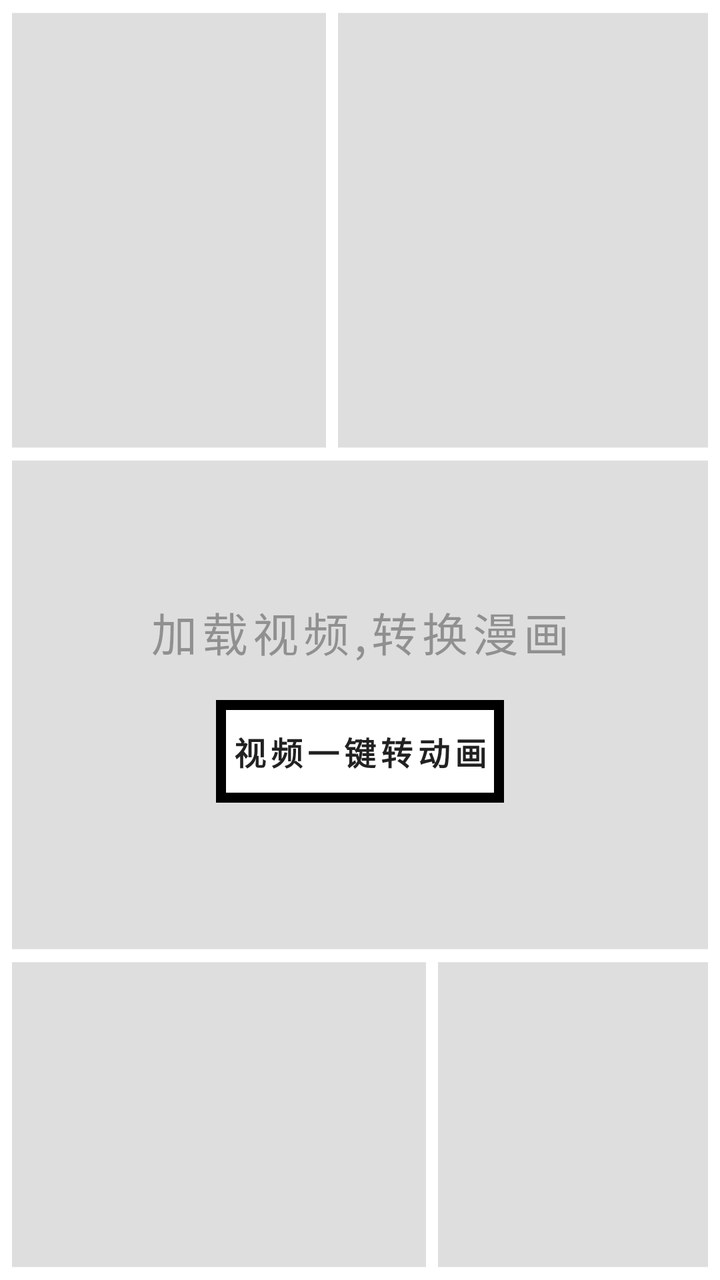
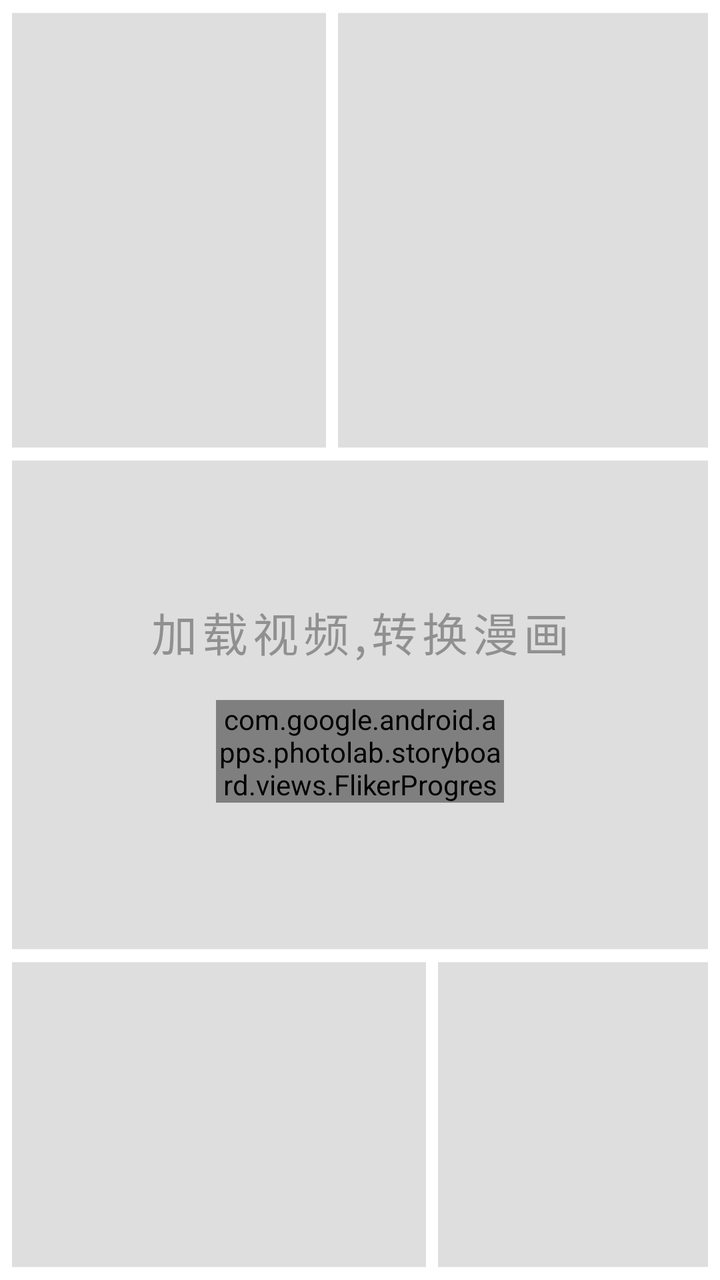

Two renders of the same Android screen: before a commit and after it. Below are the layout's source before the change and the commit's diff.
<!-- AndroidManifest.xml: application theme AppTheme -->
<!-- res/layout/load_video_screen.xml -->
<?xml version="1.0" encoding="utf-8"?>
<android.support.constraint.ConstraintLayout xmlns:android="http://schemas.android.com/apk/res/android"
    xmlns:app="http://schemas.android.com/apk/res-auto"
    xmlns:tools="http://schemas.android.com/tools"
    android:layout_width="fill_parent"
    android:layout_height="fill_parent"
    android:background="@drawable/background_comic"
    android:contentDescription="@string/instruction_load_video"
    android:fitsSystemWindows="false">

    <android.support.constraint.Guideline
        android:layout_width="wrap_content"
        android:layout_height="wrap_content"
        android:orientation="horizontal"
        app:layout_constraintGuide_percent="0.032" />

    <android.support.constraint.Guideline
        android:layout_width="wrap_content"
        android:layout_height="wrap_content"
        android:orientation="vertical"
        app:layout_constraintGuide_percent="0.059" />

    <android.support.constraint.Guideline
        android:id="@+id/top_guideline"
        android:layout_width="wrap_content"
        android:layout_height="wrap_content"
        android:orientation="horizontal"
        app:layout_constraintGuide_percent="0.463" />

    <android.support.constraint.Guideline
        android:id="@+id/bottom_guideline"
        android:layout_width="wrap_content"
        android:layout_height="wrap_content"
        android:orientation="horizontal"
        app:layout_constraintGuide_percent="0.524" />

    <android.support.constraint.Guideline
        android:id="@+id/left_guideline"
        android:layout_width="wrap_content"
        android:layout_height="wrap_content"
        android:orientation="vertical"
        app:layout_constraintGuide_percent="0.205" />

    <android.support.constraint.Guideline
        android:id="@+id/right_guideline"
        android:layout_width="wrap_content"
        android:layout_height="wrap_content"
        android:orientation="vertical"
        app:layout_constraintGuide_percent="0.795" />

    <LinearLayout
        android:layout_width="0.0dip"
        android:layout_height="0.0dip"
        app:layout_constraintBottom_toTopOf="@+id/bottom_guideline"
        app:layout_constraintHorizontal_bias="0.0"
        app:layout_constraintLeft_toLeftOf="@+id/left_guideline"
        app:layout_constraintRight_toRightOf="@+id/right_guideline"
        app:layout_constraintTop_toBottomOf="@+id/top_guideline"
        app:layout_constraintVertical_bias="0.0">

        <TextView
            android:layout_width="fill_parent"
            android:layout_height="fill_parent"
            android:autoSizeTextType="uniform"
            android:fontFamily="sans-serif-medium"
            android:gravity="center"
            android:letterSpacing="0.1"
            android:text="@string/splash_name"
            android:textColor="@color/logoColor" />
    </LinearLayout>

    <android.support.constraint.Guideline
        android:id="@+id/top_button_guideline"
        android:layout_width="wrap_content"
        android:layout_height="wrap_content"
        android:orientation="horizontal"
        app:layout_constraintGuide_percent="0.547" />

    <android.support.constraint.Guideline
        android:id="@+id/bottom_button_guideline"
        android:layout_width="wrap_content"
        android:layout_height="wrap_content"
        android:orientation="horizontal"
        app:layout_constraintGuide_percent="0.627" />

    <android.support.constraint.Guideline
        android:id="@+id/left_button_guideline"
        android:layout_width="wrap_content"
        android:layout_height="wrap_content"
        android:orientation="vertical"
        app:layout_constraintGuide_percent="0.3" />

    <android.support.constraint.Guideline
        android:id="@+id/right_button_guideline"
        android:layout_width="wrap_content"
        android:layout_height="wrap_content"
        android:orientation="vertical"
        app:layout_constraintGuide_percent="0.7" />

    <Button
        android:id="@+id/load_button"
        android:layout_width="0.0dip"
        android:layout_height="0.0dip"
        android:background="@drawable/load_button_background"
        android:fontFamily="sans-serif-condensed"
        android:letterSpacing="0.15"
        android:stateListAnimator="@null"
        android:text="@string/instruction_load_video"
        android:textSize="16.0sp"
        android:textStyle="bold"
        app:layout_constraintBottom_toTopOf="@+id/bottom_button_guideline"
        app:layout_constraintHorizontal_bias="0.0"
        app:layout_constraintLeft_toLeftOf="@+id/left_button_guideline"
        app:layout_constraintRight_toRightOf="@+id/right_button_guideline"
        app:layout_constraintTop_toBottomOf="@+id/top_button_guideline"
        app:layout_constraintVertical_bias="1.0" />


</android.support.constraint.ConstraintLayout>
<!-- resources referenced by this layout -->
<resources>
  <color name="logoColor">#59000000</color>
  <!-- drawable background_comic: png bitmap (drawable-xhdpi, 4221 bytes) -->
  <!-- drawable load_button_background (drawable) -->
  <?xml version="1.0" encoding="utf-8"?>
  <ripple android:color="?android:colorControlHighlight"
    xmlns:android="http://schemas.android.com/apk/res/android">
      <item android:id="@android:id/mask">
          <shape android:shape="rectangle">
              <solid android:color="@color/white" />
              <stroke android:width="5.0dip" android:color="@android:color/black" />
          </shape>
      </item>
      <item android:id="@android:id/background">
          <shape android:shape="rectangle">
              <solid android:color="@color/white" />
              <stroke android:width="5.0dip" android:color="@android:color/black" />
          </shape>
      </item>
  </ripple>
  <string name="instruction_load_video">视频一键转动画</string>
  <string name="splash_name">加载视频,转换漫画</string>
  <style name="AppTheme" parent="Theme.AppCompat.Light.NoActionBar">
          
          <item name="colorPrimary">@color/colorPrimary</item>
          <item name="colorPrimaryDark">@color/white</item>
          <item name="colorAccent">@color/colorAccent</item>
          <item name="android:windowNoTitle">true</item>
          <item name="colorControlNormal">@color/blackOverlay</item>
          <item name="colorControlActivated">@color/abc_search_url_text_normal</item>
          <item name="android:windowFullscreen">true</item>
          <item name="android:windowIsTranslucent">true</item>
          <item name="android:windowTranslucentStatus">true</item>
          <item name="android:windowTranslucentNavigation">true</item>
      </style>
  <color name="white">#ffffffff</color>
  <color name="colorPrimary">#ff3f51b5</color>
  <color name="colorAccent">#ffff4081</color>
  <color name="blackOverlay">#66000000</color>
  <color name="abc_search_url_text_normal">#ff7fa87f</color>
</resources>

<!-- the commit's change to res/layout/load_video_screen.xml (unified diff, before → after) -->
@@ -97,6 +97,27 @@
         android:orientation="vertical"
         app:layout_constraintGuide_percent="0.7" />
 
+    <com.google.android.apps.photolab.storyboard.views.FlikerProgressBar
+        android:id="@+id/round_flikerbar"
+        android:layout_width="0.0dip"
+        android:layout_height="0.0dip"
+        android:fontFamily="sans-serif-condensed"
+        android:letterSpacing="0.15"
+        android:stateListAnimator="@null"
+        android:text="@string/instruction_load_video"
+        android:textSize="16.0sp"
+        android:textStyle="bold"
+        app:layout_constraintBottom_toTopOf="@+id/bottom_button_guideline"
+        app:layout_constraintHorizontal_bias="0.0"
+        app:layout_constraintLeft_toLeftOf="@+id/left_button_guideline"
+        app:layout_constraintRight_toRightOf="@+id/right_button_guideline"
+        app:layout_constraintTop_toBottomOf="@+id/top_button_guideline"
+        app:layout_constraintVertical_bias="1.0"
+        app:loadingColor="#40c4ff"
+        app:radius="20dp"
+        app:stopColor="#ff9800"
+        app:textSize="12sp" />
+
     <Button
         android:id="@+id/load_button"
         android:layout_width="0.0dip"
@@ -113,7 +134,9 @@
         app:layout_constraintLeft_toLeftOf="@+id/left_button_guideline"
         app:layout_constraintRight_toRightOf="@+id/right_button_guideline"
         app:layout_constraintTop_toBottomOf="@+id/top_button_guideline"
-        app:layout_constraintVertical_bias="1.0" />
+        app:layout_constraintVertical_bias="1.0"
+        android:visibility="gone"
+        />
 
 
 </android.support.constraint.ConstraintLayout>
